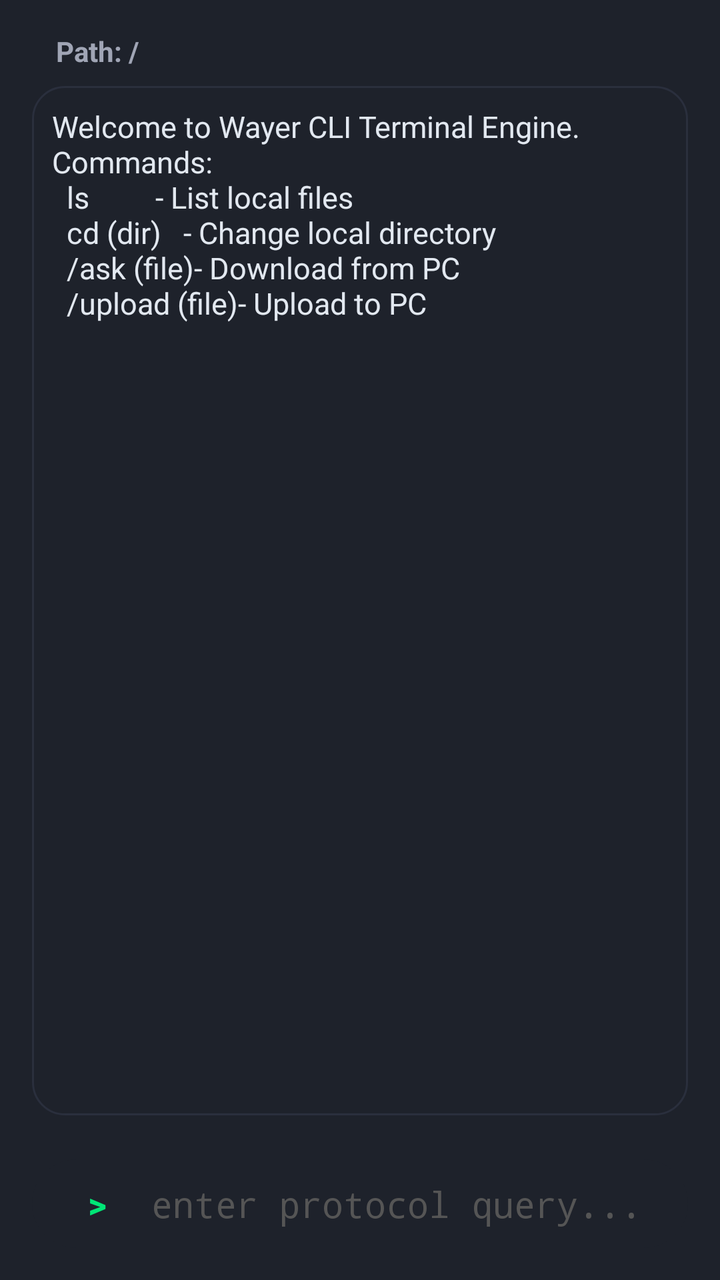
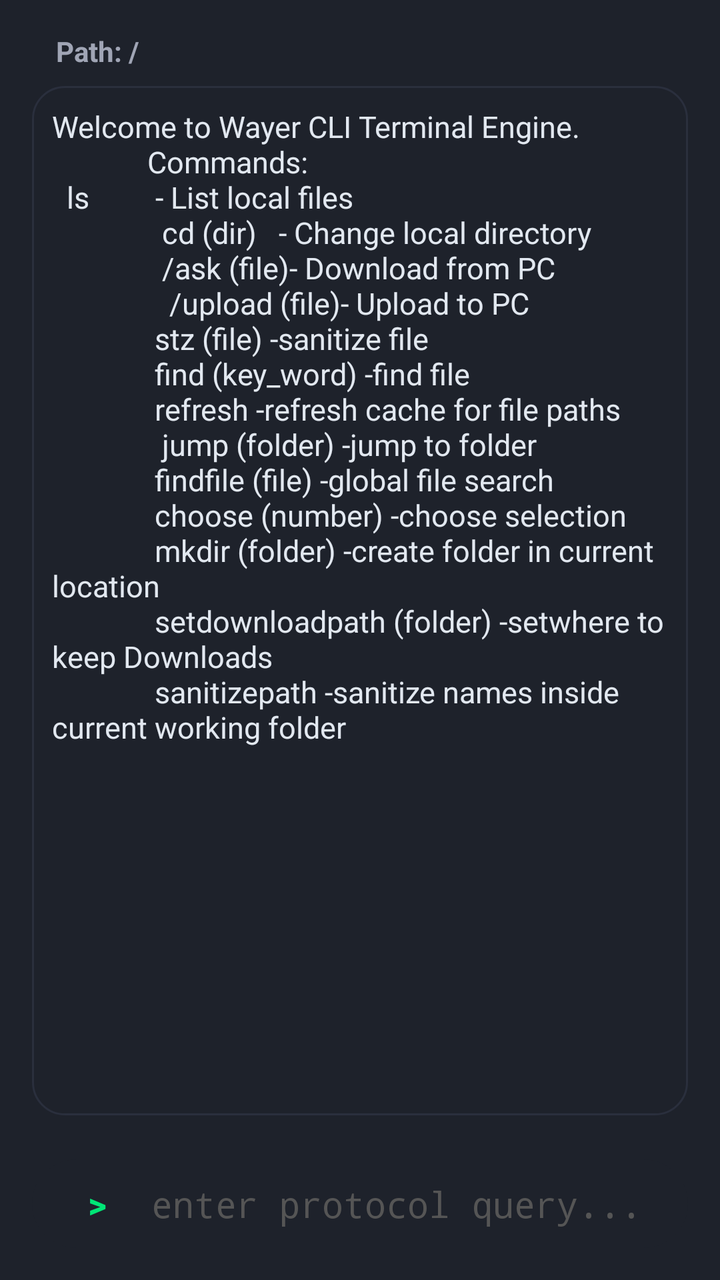

The first picture is an Android layout as it rendered before a commit; the second is the same layout after the commit. The layout source and the unified diff follow.
<!-- AndroidManifest.xml: fallback theme Theme.MaterialComponents.DayNight.NoActionBar -->
<!-- res/layout/activity_main.xml -->
<?xml version="1.0" encoding="utf-8"?>
<LinearLayout xmlns:android="http://schemas.android.com/apk/res/android"
    android:layout_width="match_parent"
    android:layout_height="match_parent"
    android:orientation="vertical"
    android:background="@drawable/panel_background"
    android:padding="16dp">

    
    <TextView
        android:id="@+id/tv_current_path"
        android:layout_width="match_parent"
        android:layout_height="wrap_content"
        android:text="Path: /"
        android:textColor="#A0A5B5"
        android:textSize="14sp"
        android:textStyle="bold"
        android:layout_marginStart = "12dp"
        android:layout_marginBottom="8dp" />

    
    <ScrollView
        android:layout_width="match_parent"
        android:layout_height="0dp"
        android:layout_weight="1"
        android:layout_marginBottom="12dp"
        android:padding="10dp"
        android:background="@drawable/terminal_border"
        android:fillViewport="true">

        <TextView
            android:id="@+id/tv_terminal_output"
            android:layout_width="match_parent"
            android:layout_height="wrap_content"
            android:text="Welcome to Wayer CLI Terminal Engine.\nCommands:\n  ls         - List local files\n  cd (dir)   - Change local directory\n  /ask (file)- Download from PC\n  /upload (file)- Upload to PC\n\n"
            android:textColor="#E2E8F0"
            android:textSize="15sp"
            android:fontFamily="sans-serif" />
    </ScrollView>

    
    <LinearLayout
        android:layout_width="match_parent"
        android:layout_height="wrap_content"
        android:orientation="horizontal"
        android:gravity="center_vertical"
        android:background="@drawable/input_field_box"
        android:padding="10dp"
        android:layout_marginTop = "10dp">

        <TextView
            android:layout_width="wrap_content"
            android:layout_height="wrap_content"
            android:text="&gt; "
            android:textColor="#00E676"
            android:textSize="18sp"
            android:textStyle="bold"
            android:paddingStart = "18dp"
            android:paddingEnd="18dp"/>

        <EditText
            android:id="@+id/et_command_input"
            android:layout_width="match_parent"
            android:layout_height="wrap_content"
            android:background="@null"
            android:hint="enter protocol query..."
            android:textColorHint="#555555"
            android:textColor="#FFFFFF"
            android:textSize="18sp"
            android:fontFamily="monospace"
            android:inputType="text"
            android:imeOptions="actionDone" />
    </LinearLayout>

</LinearLayout>
<!-- resources referenced by this layout -->
<resources>
  <!-- drawable input_field_box (drawable) -->
  <?xml version="1.0" encoding="utf-8"?>
  <shape xmlns:android="http://schemas.android.com/apk/res/android"
      android:shape="rectangle">
      <solid android:color="#1E222B" />
      
      <corners android:radius="28dp" />
  </shape>
  
  <!-- drawable panel_background (drawable) -->
  <shape xmlns:android="http://schemas.android.com/apk/res/android">
      <solid android:color="#1E222B" />
       <corners android:radius="0dp" />  
  </shape>
  <!-- drawable terminal_border (drawable) -->
  <?xml version="1.0" encoding="utf-8"?>
  <shape xmlns:android="http://schemas.android.com/apk/res/android"
      android:shape="rectangle">
      
      <solid android:color="#1E222B" />
      
      
      <stroke 
          android:width="1dp" 
          android:color="#2A2F3D" />
      
      
      <corners android:radius="16dp" />
  
      
  </shape>
</resources>

<!-- the commit's change to res/layout/activity_main.xml (unified diff, before → after) -->
@@ -32,7 +32,21 @@
             android:id="@+id/tv_terminal_output"
             android:layout_width="match_parent"
             android:layout_height="wrap_content"
-            android:text="Welcome to Wayer CLI Terminal Engine.\nCommands:\n  ls         - List local files\n  cd (dir)   - Change local directory\n  /ask (file)- Download from PC\n  /upload (file)- Upload to PC\n\n"
+            android:text="Welcome to Wayer CLI Terminal Engine.\n
+            Commands:\n  ls         - List local files\n  
+            cd (dir)   - Change local directory\n 
+             /ask (file)- Download from PC\n  
+             /upload (file)- Upload to PC\n
+             stz (file) -sanitize file\n
+             find (key_word) -find file\n
+             refresh -refresh cache for file paths\n 
+             jump (folder) -jump to folder\n
+             findfile (file) -global file search \n
+             choose (number) -choose selection \n
+             mkdir (folder) -create folder in current location\n
+             setdownloadpath (folder) -setwhere to keep Downloads\n
+             sanitizepath -sanitize names inside current working folder
+             "
             android:textColor="#E2E8F0"
             android:textSize="15sp"
             android:fontFamily="sans-serif" />
